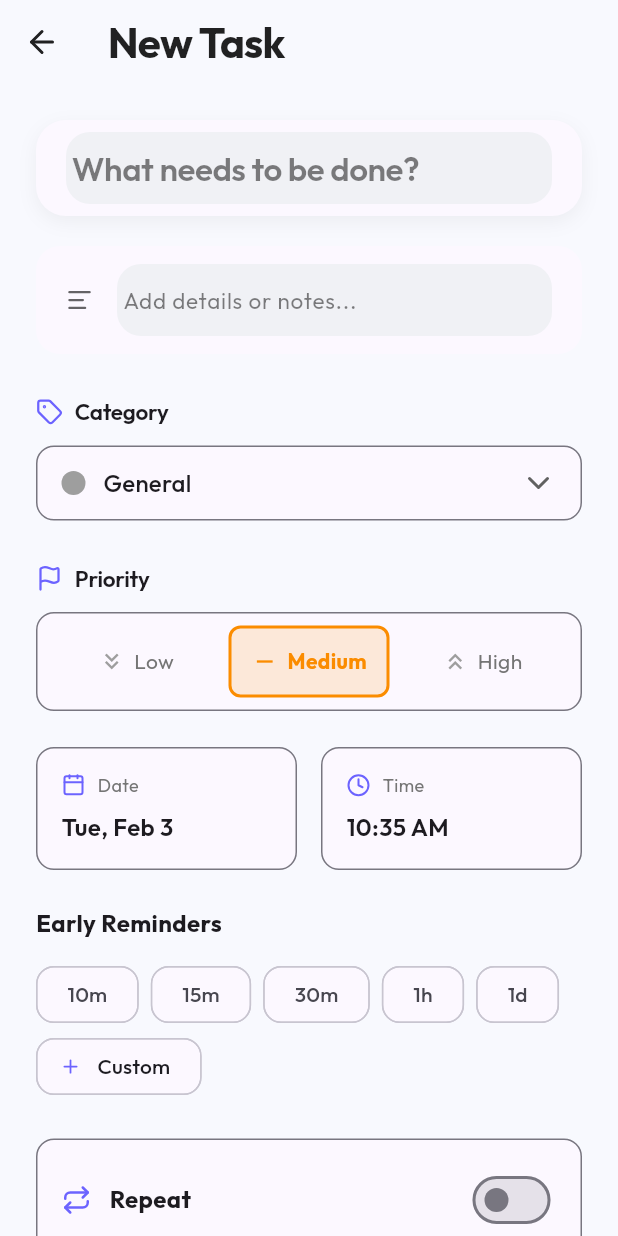
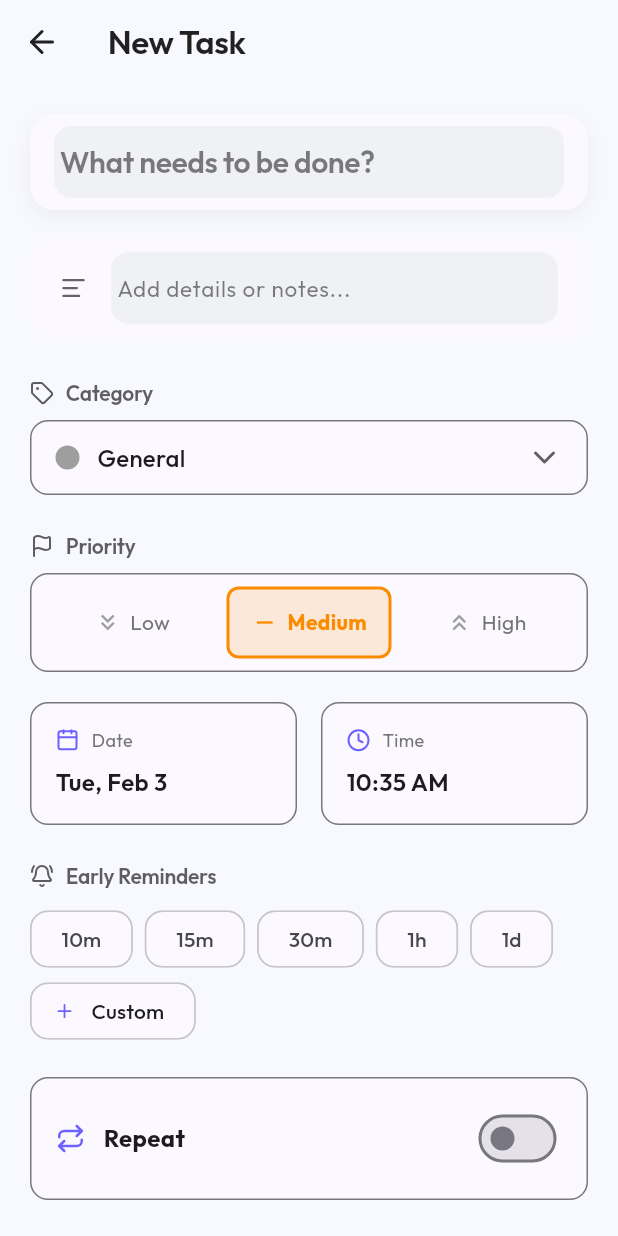
Before and after one commit to bharatpansari/todo-app, a Flutter app: the TaskListScreen screen opened directly, after a tap on "New Task", on a phone screen of 412 x 824 dp. Run offline on Flutter 3.47's test engine with Material 3 defaults, Android fonts, the light colour scheme and no system bars; our stand-ins replace connectivity_plus, file_picker, firebase_auth, firebase_core, firebase_database, google_fonts and 8 more; missing offline and left inert: drag_and_drop_lists; accounts and stored records are empty; network calls fail.

Commit message:
ui ux better kiya hai

```diff
--- a/lib/ui/add_edit_task_screen.dart
+++ b/lib/ui/add_edit_task_screen.dart
@@ -284,7 +284,7 @@ class _AddEditTaskScreenState extends State<AddEditTaskScreen> {
         ),
       ),
       body: SingleChildScrollView(
-        padding: const EdgeInsets.all(24),
+        padding: const EdgeInsets.all(20),
         child: Form(
           key: _formKey,
           child: Column(
@@ -292,10 +292,10 @@ class _AddEditTaskScreenState extends State<AddEditTaskScreen> {
             children: [
               // Title Input
               Container(
-                padding: const EdgeInsets.symmetric(horizontal: 20, vertical: 8),
+                padding: const EdgeInsets.symmetric(horizontal: 16, vertical: 8),
                 decoration: BoxDecoration(
                   color: Theme.of(context).cardColor,
-                  borderRadius: BorderRadius.circular(20),
+                  borderRadius: BorderRadius.circular(16),
                   boxShadow: [
                     BoxShadow(
                       color: Colors.black.withValues(alpha: 0.05),
@@ -306,7 +306,7 @@ class _AddEditTaskScreenState extends State<AddEditTaskScreen> {
                 ),
                 child: TextFormField(
                   controller: _titleController,
-                  style: const TextStyle(fontSize: 22, fontWeight: FontWeight.w600, letterSpacing: -0.3),
+                  style: const TextStyle(fontSize: 20, fontWeight: FontWeight.w600, letterSpacing: -0.3),
                   decoration: InputDecoration(
                     hintText: 'What needs to be done?',
                     border: InputBorder.none,
@@ -316,7 +316,7 @@ class _AddEditTaskScreenState extends State<AddEditTaskScreen> {
                   validator: (val) => val == null || val.isEmpty ? 'Please enter a title' : null,
                 ),
               ),
-              const SizedBox(height: 20),
+              const SizedBox(height: 16),
 
               // Description Input
               Container(
@@ -340,11 +340,11 @@ class _AddEditTaskScreenState extends State<AddEditTaskScreen> {
                   ),
                 ),
               ),
-              const SizedBox(height: 28),
+              const SizedBox(height: 20),
 
               // Category Selector
               _buildSectionLabel(context, "Category", LucideIcons.tag),
-              const SizedBox(height: 12),
+              const SizedBox(height: 8),
               _isLoadingCategories
                   ? const Center(child: CircularProgressIndicator())
                   : Container(
@@ -407,11 +407,11 @@ class _AddEditTaskScreenState extends State<AddEditTaskScreen> {
                       ),
                     ),
 
-              const SizedBox(height: 28),
+              const SizedBox(height: 20),
 
               // Priority Selector
               _buildSectionLabel(context, "Priority", LucideIcons.flag),
-              const SizedBox(height: 12),
+              const SizedBox(height: 8),
               Container(
                 padding: const EdgeInsets.all(8),
                 decoration: BoxDecoration(
@@ -459,7 +459,7 @@ class _AddEditTaskScreenState extends State<AddEditTaskScreen> {
                 ),
               ),
 
-              const SizedBox(height: 24),
+              const SizedBox(height: 20),
 
               // Date & Time
               Row(
@@ -512,11 +512,11 @@ class _AddEditTaskScreenState extends State<AddEditTaskScreen> {
                 ],
               ),
 
-              const SizedBox(height: 24),
+              const SizedBox(height: 20),
 
               // Pre-Reminders
-              const Text("Early Reminders", style: TextStyle(fontWeight: FontWeight.bold, fontSize: 16)),
-              const SizedBox(height: 12),
+              _buildSectionLabel(context, "Early Reminders", LucideIcons.bellRing),
+              const SizedBox(height: 8),
               Wrap(
                 spacing: 8,
                 children: [
@@ -545,7 +545,7 @@ class _AddEditTaskScreenState extends State<AddEditTaskScreen> {
                 ],
               ),
 
-              const SizedBox(height: 24),
+              const SizedBox(height: 20),
 
               // Repeat Toggle
               Container(
@@ -618,11 +618,11 @@ class _AddEditTaskScreenState extends State<AddEditTaskScreen> {
                 ),
               ),
 
-              const SizedBox(height: 24),
+              const SizedBox(height: 20),
 
               // Speak Text
-              const Text("Spoken Reminder (TTS)", style: TextStyle(fontWeight: FontWeight.bold, fontSize: 16)),
-              const SizedBox(height: 12),
+              _buildSectionLabel(context, "Spoken Reminder (TTS)", LucideIcons.volume2),
+              const SizedBox(height: 8),
               Container(
                 padding: const EdgeInsets.symmetric(horizontal: 16, vertical: 8),
                 decoration: BoxDecoration(
@@ -648,16 +648,16 @@ class _AddEditTaskScreenState extends State<AddEditTaskScreen> {
                   ],
               ),
 
-              const SizedBox(height: 40),
+              const SizedBox(height: 32),
               SizedBox(
                   width: double.infinity,
-                  height: 58,
+                  height: 52,
                   child: FilledButton(
                       onPressed: _saveTask,
                       style: FilledButton.styleFrom(
                           backgroundColor: Theme.of(context).colorScheme.primary,
                           foregroundColor: Colors.white,
-                          shape: RoundedRectangleBorder(borderRadius: BorderRadius.circular(18)),
+                          shape: RoundedRectangleBorder(borderRadius: BorderRadius.circular(14)),
                       ),
                       child: Row(
                         mainAxisAlignment: MainAxisAlignment.center,
@@ -666,13 +666,13 @@ class _AddEditTaskScreenState extends State<AddEditTaskScreen> {
                           const SizedBox(width: 10),
                           Text(
                             widget.task == null ? "Create Task" : "Save Changes",
-                            style: const TextStyle(fontSize: 17, fontWeight: FontWeight.w600),
+                            style: const TextStyle(fontSize: 16, fontWeight: FontWeight.w600),
                           ),
                         ],
                       ),
                   ),
               ),
-              const SizedBox(height: 24),
+              const SizedBox(height: 20),
             ],
           ),
         ),
@@ -681,20 +681,23 @@ class _AddEditTaskScreenState extends State<AddEditTaskScreen> {
   }
 
   Widget _buildSectionLabel(BuildContext context, String text, IconData icon) {
-    return Row(
+    return Padding(
+      padding: const EdgeInsets.only(top: 4),
+      child: Row(
         children: [
-        Icon(icon, size: 18, color: Theme.of(context).colorScheme.primary),
+          Icon(icon, size: 16, color: Theme.of(context).colorScheme.onSurface.withValues(alpha: 0.7)),
           const SizedBox(width: 8),
           Text(
             text,
             style: TextStyle(
               fontWeight: FontWeight.w600,
-            fontSize: 15,
-            color: Theme.of(context).textTheme.bodyLarge?.color,
+              fontSize: 14,
+              color: Theme.of(context).colorScheme.onSurface.withValues(alpha: 0.7),
               letterSpacing: -0.2,
             ),
           ),
         ],
+      ),
     );
   }
 
--- a/lib/ui/task_list_screen.dart
+++ b/lib/ui/task_list_screen.dart
@@ -582,6 +582,7 @@ class _TaskListScreenState extends State<TaskListScreen> {
     return Scaffold(
       appBar: AppBar(
         title: Text(_currentIndex == 0 ? 'My Daily Tasks' : (_currentIndex == 1 ? 'Board' : 'Calendar')),
+        titleSpacing: 16,
         actions: _buildAppBarActions(),
       ),
       body: _buildBody(),
@@ -672,7 +673,7 @@ class _TaskListScreenState extends State<TaskListScreen> {
 
     return [
           IconButton(
-            icon: const Icon(LucideIcons.barChart3),
+            icon: const Icon(LucideIcons.barChart3, size: 22),
             tooltip: 'Statistics',
             onPressed: () {
               Navigator.push(
@@ -681,8 +682,9 @@ class _TaskListScreenState extends State<TaskListScreen> {
               );
             },
           ),
+          const SizedBox(width: 4),
           PopupMenuButton<int>(
-            icon: const Icon(LucideIcons.arrowUpDown),
+            icon: const Icon(LucideIcons.arrowUpDown, size: 22),
             tooltip: 'Sort by',
             onSelected: (mode) => setState(() => _sortMode = mode),
             itemBuilder: (context) => [
@@ -691,19 +693,22 @@ class _TaskListScreenState extends State<TaskListScreen> {
               PopupMenuItem(value: 2, child: Row(children: [const Icon(LucideIcons.type, size: 16), const SizedBox(width: 8), const Text('Title')])),
             ],
           ),
+          const SizedBox(width: 4),
           IconButton(
             icon: Badge(
               isLabelVisible: _hasActiveFilters,
-              child: const Icon(LucideIcons.filter),
+              child: const Icon(LucideIcons.filter, size: 22),
             ),
             tooltip: 'Filters',
             onPressed: _showFilterSheet,
           ),
+          const SizedBox(width: 4),
           IconButton(
-            icon: const Icon(LucideIcons.copy),
+            icon: const Icon(LucideIcons.copy, size: 22),
             tooltip: 'Templates',
             onPressed: _showTemplateSheet,
           ),
+          const SizedBox(width: 4),
           IconButton(
             icon: CircleAvatar(
               radius: 14,
@@ -750,13 +755,16 @@ class _TaskListScreenState extends State<TaskListScreen> {
               children: [
                 // Search bar
                 Padding(
-                  padding: const EdgeInsets.fromLTRB(20, 12, 20, 8),
+                  padding: const EdgeInsets.fromLTRB(16, 8, 16, 6),
+                  child: SizedBox(
+                    height: 48,
                     child: TextField(
                       controller: _searchController,
                       decoration: InputDecoration(
                         hintText: 'Search tasks...',
                         hintStyle: TextStyle(color: Theme.of(context).hintColor.withValues(alpha: 0.6)),
                         prefixIcon: Icon(LucideIcons.search, size: 20, color: Theme.of(context).hintColor),
+                        contentPadding: const EdgeInsets.symmetric(horizontal: 12, vertical: 12),
                         suffixIcon: _searchQuery.isNotEmpty
                             ? IconButton(
                                 icon: const Icon(LucideIcons.x, size: 18),
@@ -770,19 +778,22 @@ class _TaskListScreenState extends State<TaskListScreen> {
                       onChanged: (value) => setState(() => _searchQuery = value),
                     ),
                   ),
+                ),
                 // Category filter chips
                 if (_categories.isNotEmpty)
                   Container(
-                    height: 50,
+                    height: 44,
                     padding: const EdgeInsets.symmetric(horizontal: 16),
                     child: ListView(
                       scrollDirection: Axis.horizontal,
                       children: [
                         // "All" chip
                         Padding(
-                          padding: const EdgeInsets.only(right: 8),
+                          padding: const EdgeInsets.only(right: 6),
                           child: FilterChip(
-                            label: const Text('All'),
+                            label: const Text('All', style: TextStyle(fontSize: 13)),
+                            padding: const EdgeInsets.symmetric(horizontal: 10, vertical: 6),
+                            materialTapTargetSize: MaterialTapTargetSize.shrinkWrap,
                             selected: _selectedFilterCategoryId == null && !_filterHighPriorityOnly,
                             onSelected: (_) {
                               setState(() {
@@ -796,7 +807,7 @@ class _TaskListScreenState extends State<TaskListScreen> {
                         ),
                         // High Priority filter chip
                         Padding(
-                          padding: const EdgeInsets.only(right: 8),
+                          padding: const EdgeInsets.only(right: 6),
                           child: FilterChip(
                             avatar: Icon(
                               LucideIcons.alertTriangle,
@@ -805,7 +816,9 @@ class _TaskListScreenState extends State<TaskListScreen> {
                                   ? TaskPriority.getColor(TaskPriority.high)
                                   : Colors.grey,
                             ),
-                            label: const Text('High Priority'),
+                            label: const Text('High Priority', style: TextStyle(fontSize: 13)),
+                            padding: const EdgeInsets.symmetric(horizontal: 10, vertical: 6),
+                            materialTapTargetSize: MaterialTapTargetSize.shrinkWrap,
                             selected: _filterHighPriorityOnly,
                             onSelected: (_) {
                               setState(() {
@@ -821,17 +834,19 @@ class _TaskListScreenState extends State<TaskListScreen> {
                         ),
                         // Category chips
                         ..._categories.map((category) => Padding(
-                          padding: const EdgeInsets.only(right: 8),
+                          padding: const EdgeInsets.only(right: 6),
                           child: FilterChip(
                             avatar: Container(
-                              width: 12,
-                              height: 12,
+                              width: 10,
+                              height: 10,
                               decoration: BoxDecoration(
                                 color: category.color,
                                 shape: BoxShape.circle,
                               ),
                             ),
-                            label: Text(category.name),
+                            label: Text(category.name, style: const TextStyle(fontSize: 13)),
+                            padding: const EdgeInsets.symmetric(horizontal: 10, vertical: 6),
+                            materialTapTargetSize: MaterialTapTargetSize.shrinkWrap,
                             selected: _selectedFilterCategoryId == category.id,
                             onSelected: (_) {
                               setState(() => _selectedFilterCategoryId =
```
Also changed, not shown: lib/main.dart (+29 -24 lines), lib/ui/paywall_screen.dart (+48 -15 lines), lib/ui/settings_screen.dart (+33 -17 lines), lib/ui/widgets/task_tile.dart (+16 -16 lines). Lines whose indentation alone changed are shown as unchanged.
